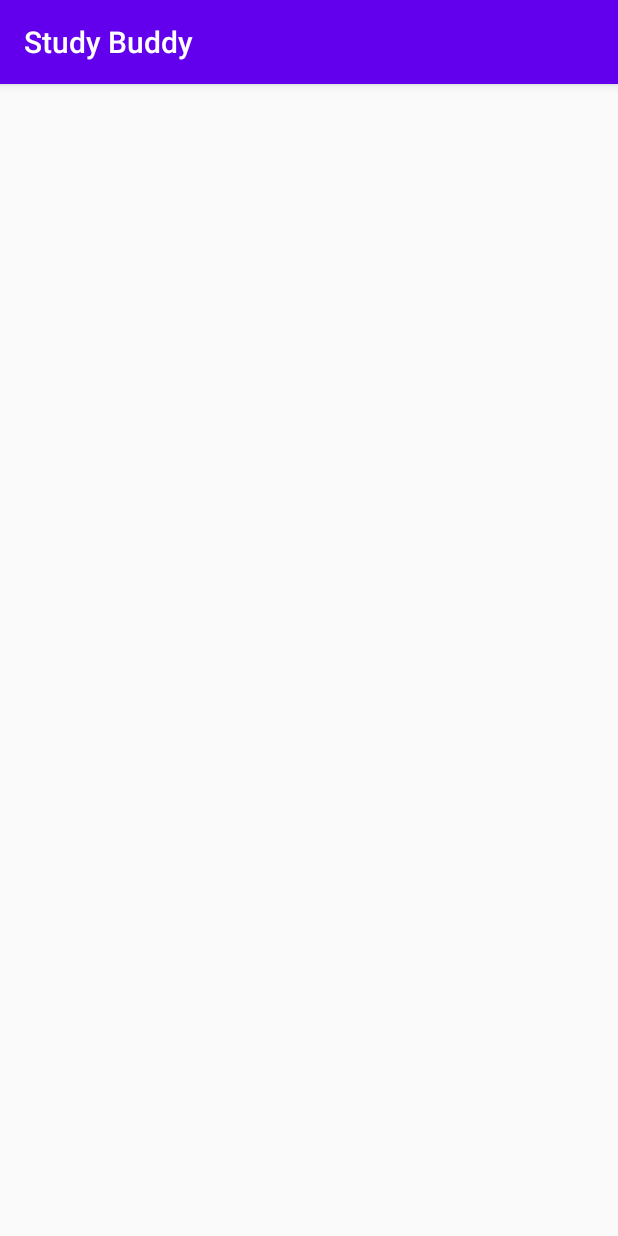
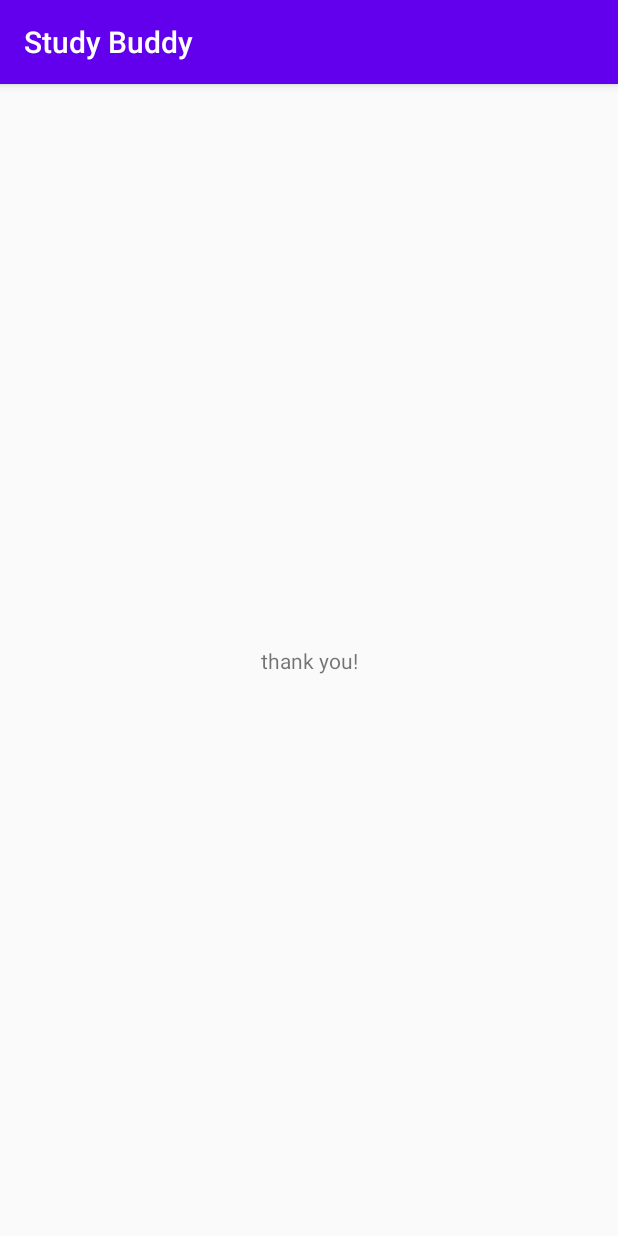
Before and after one commit to haciim/study_buddy_2020, an Android app: the screen it shows after launch (MainActivity), on a phone screen of 412 x 824 dp. Run offline under Robolectric (Android 15) with nearby library versions, the phone set to English and light mode, and no system bars.

Commit message:
added some funky text to the main activity

```diff
--- a/app/build.gradle
+++ b/app/build.gradle
@@ -30,4 +30,5 @@ dependencies {
     testImplementation 'junit:junit:4.12'
     androidTestImplementation 'androidx.test.ext:junit:1.1.1'
     androidTestImplementation 'androidx.test.espresso:espresso-core:3.2.0'
+    implementation 'androidx.constraintlayout:constraintlayout:1.1.3'
 }
--- a/app/src/main/java/com/example/studdybuddy/MainActivity.java
+++ b/app/src/main/java/com/example/studdybuddy/MainActivity.java
@@ -1,8 +1,16 @@
 package com.example.studdybuddy;
+
+import android.os.Bundle;
 
 import androidx.appcompat.app.AppCompatActivity;
 
 public class MainActivity extends AppCompatActivity {
 
-
+    @Override
+    protected void onCreate(Bundle savedInstanceState) {
+        super.onCreate(savedInstanceState);
+        // test
+        setContentView(R.layout.activity_main);
+        System.out.println("hello world");
+    }
 }
--- /dev/null
+++ b/app/src/main/res/layout/activity_main.xml
@@ -0,0 +1,18 @@
+<?xml version="1.0" encoding="utf-8"?>
+<androidx.constraintlayout.widget.ConstraintLayout xmlns:android="http://schemas.android.com/apk/res/android"
+    xmlns:app="http://schemas.android.com/apk/res-auto"
+    xmlns:tools="http://schemas.android.com/tools"
+    android:layout_width="match_parent"
+    android:layout_height="match_parent"
+    tools:context=".MainActivity">
+
+    <TextView
+        android:layout_width="wrap_content"
+        android:layout_height="wrap_content"
+        android:text="thank you!"
+        app:layout_constraintBottom_toBottomOf="parent"
+        app:layout_constraintLeft_toLeftOf="parent"
+        app:layout_constraintRight_toRightOf="parent"
+        app:layout_constraintTop_toTopOf="parent" />
+
+</androidx.constraintlayout.widget.ConstraintLayout>
```
Also changed, not shown: 2 other files.
